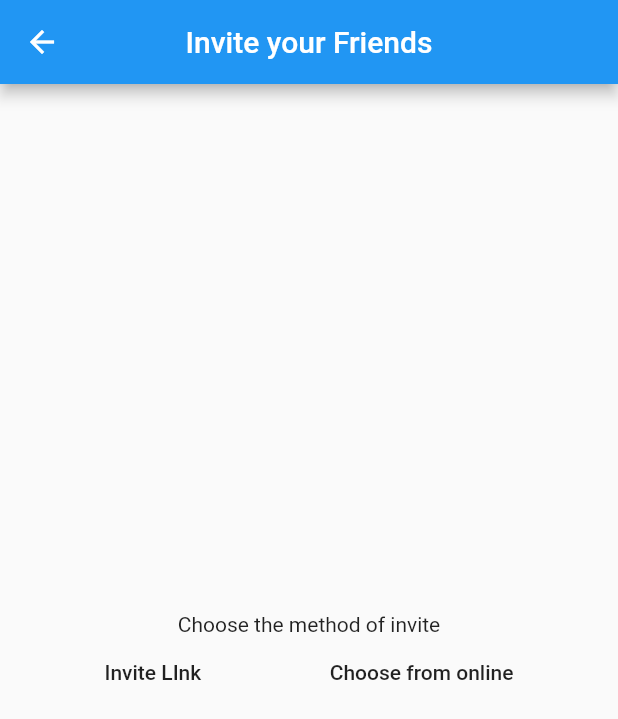
After one commit to Heleo2705/Commercial_app1, a Flutter app: the screen it shows after launch, after a tap on "Multi Player", on a phone screen of 412 x 824 dp. The commit adds this screen. Shown: the top 719 px of the screen. Run offline on Flutter 3.47's test engine with Material 2 defaults, Android fonts, the phone set to English and light mode, and no system bars.

Commit message:
added guessit invite lobby and who am i

```diff
--- a/lib/main.dart
+++ b/lib/main.dart
@@ -1,12 +1,19 @@
+import 'package:commercial_app1/screens/GuessIt.dart';
+import 'package:commercial_app1/screens/InviteLobby.dart';
 import 'package:flutter/material.dart';
 import 'screens/Splash.dart';
 import 'screens/Home.dart';
+import 'screens/WhoAmI.dart';
 
 void main() {
   runApp(MaterialApp(
+    debugShowCheckedModeBanner: false,
     routes: {
       '/': (context) => Splash(),
       '/home': (context) => Home(),
+      '/whoAmI': (context) => WhoAmI(),
+      '/guessIt': (context) => GuessIt(),
+      '/inviteLobby': (context)=> InviteLobby()
     },
   ));
 }
--- a/lib/screens/Home.dart
+++ b/lib/screens/Home.dart
@@ -17,13 +17,72 @@ class _HomeState extends State<Home> {
           SizedBox(
             height: MediaQuery.of(context).size.height / 3,
           ),
-          card1('Single Player'),
-          card1('Multi Player'),
+          InkWell(
+            child: card1('Single Player'),
+            onTap: () {
+              _showDialog(context);
+            },
+          ),
+          InkWell(child: card1('Multi Player'),onTap: (){
+            Navigator.pushNamed(context, '/inviteLobby');
+          },),
           card1('Couple'),
         ],
       ),
+      drawer: SafeArea(
+        child: Drawer(
+          child: Column(
+            mainAxisAlignment: MainAxisAlignment.center,
+            children: <Widget>[
+              // Center(
+              //   child: Container(
+              //     width: MediaQuery.of(context).size.width - 300,
+              //     height: MediaQuery.of(context).size.width - 300,
+              //     child: CircleAvatar(
+              //         child: Image(
+              //             image: NetworkImage(
+              //                 'https://www.google.com/url?sa=i&url=https%3A%2F%2Ftowardsdatascience.com%2F3-numpy-image-transformations-on-baby-yoda-c27c1409b411&psig=AOvVaw2utT4p2YUteFvMj-hu98qM&ust=1587894640561000&source=images&cd=vfe&ved=0CAIQjRxqFwoTCPDZotKmg-kCFQAAAAAdAAAAABAD'))),
+              //   ),
+              // ),
+              card1("About App"),
+              card1("Help"),
+              card1("Settings")
+            ],
+          ),
+        ),
+      ),
     );
   }
+}
+
+void _showDialog(BuildContext context) {
+  showDialog(
+      context: context,
+      builder: (context) {
+        return Container(
+          height: MediaQuery.of(context).size.height / 2,
+          width: MediaQuery.of(context).size.width / 2,
+          child: AlertDialog(
+            title: Text("Choose the type of Game"),
+            content: Column(
+              children: <Widget>[
+                RaisedButton(
+                  child: Text("Who Am I"),
+                  onPressed: () {
+                    Navigator.pushNamed(context, '/whoAmI');
+                  },
+                ),
+                RaisedButton(
+                  child: Text("Guess It"),
+                  onPressed: () {
+                    Navigator.pushNamed(context, '/guessIt');
+                  },
+                )
+              ],
+            ),
+          ),
+        );
+      });
 }
 
 Widget card1(String text) {
--- /dev/null
+++ b/lib/screens/InviteLobby.dart
@@ -0,0 +1,38 @@
+import 'package:flutter/material.dart';
+
+class InviteLobby extends StatefulWidget {
+  InviteLobby({Key key}) : super(key: key);
+
+  @override
+  _InviteLobbyState createState() => _InviteLobbyState();
+}
+
+class _InviteLobbyState extends State<InviteLobby> {
+  @override
+  Widget build(BuildContext context) {
+    return Scaffold(
+      appBar: AppBar(
+        title: Text("Invite your Friends"),
+        centerTitle: true,
+      ),
+      body: Column(
+        mainAxisAlignment: MainAxisAlignment.center,
+        children: <Widget>[
+          Text("Choose the method of invite"),
+          Row(
+              mainAxisAlignment: MainAxisAlignment.spaceEvenly,
+              children: <Widget>[
+                FlatButton(
+                  onPressed: () {},
+                  child: Text("Invite LInk"),
+                ),
+                FlatButton(
+                  onPressed: () {},
+                  child: Text("Choose from online"),
+                )
+              ])
+        ],
+      ),
+    );
+  }
+}
```
Also changed, not shown: lib/screens/GuessIt.dart (added, +41 -0 lines), lib/screens/WhoAmI.dart (added, +30 -0 lines), 1 other file.
